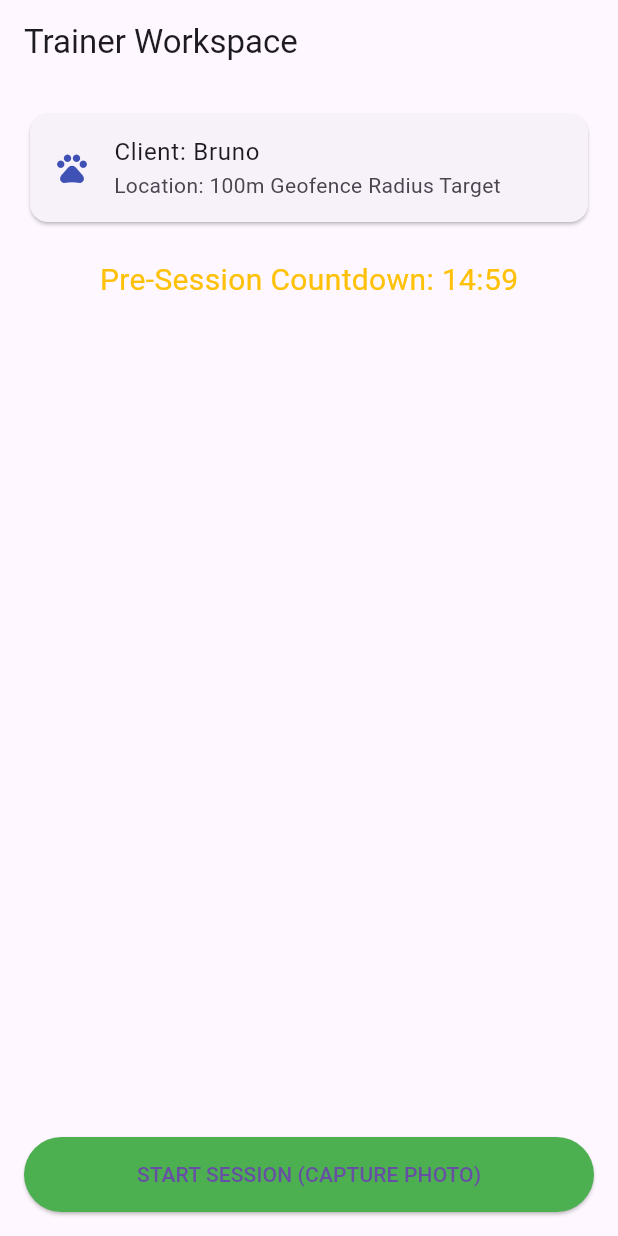
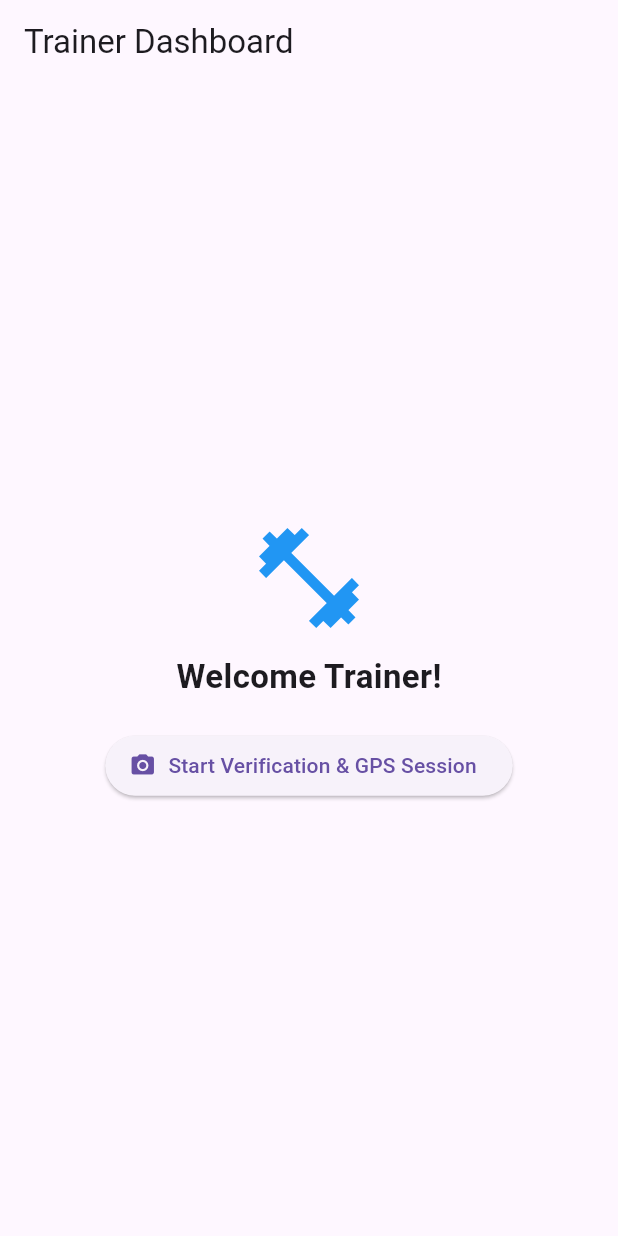
Before and after one commit to harshjain883/dog-training-system, a Flutter app: the TrainerHomeScreen screen opened directly, on a phone screen of 412 x 824 dp. Run offline on Flutter 3.47's test engine with Material 3 defaults, Android fonts, the phone set to English and light mode, and no system bars; our stand-ins replace camera, geolocator.

Commit message:
Update trainer_home_screen.dart

```diff
--- a/mobile_apps/dog_trainer_app/lib/screens/trainer_home_screen.dart
+++ b/mobile_apps/dog_trainer_app/lib/screens/trainer_home_screen.dart
@@ -1,85 +1,25 @@
-import 'dart:async';
 import 'package:flutter/material.dart';
 
-class TrainerHomeScreen extends StatefulWidget {
+class TrainerHomeScreen extends StatelessWidget {
   const TrainerHomeScreen({super.key});
-
-  @override
-  State<TrainerHomeScreen> createState() => _TrainerHomeScreenState();
-}
-
-class _TrainerHomeScreenState extends State<TrainerHomeScreen> {
-  int _preSessionSeconds = 900;
-  int _sessionSeconds = 1800;
-  Timer? _timer;
-  bool _isSessionActive = false;
-
-  @override
-  void initState() {
-    super.initState();
-    _startPreSessionCountdown();
-  }
-
-  void _startPreSessionCountdown() {
-    _timer = Timer.periodic(const Duration(seconds: 1), (timer) {
-      if (_preSessionSeconds > 0) {
-        setState(() => _preSessionSeconds--);
-      } else {
-        _timer?.cancel();
-      }
-    });
-  }
-
-  void _startLiveSession() {
-    setState(() => _isSessionActive = true);
-    _timer = Timer.periodic(const Duration(seconds: 1), (timer) {
-      if (_sessionSeconds > 0) {
-        setState(() => _sessionSeconds--);
-      } else {
-        _timer?.cancel();
-      }
-    });
-  }
-
-  String _formatTime(int seconds) {
-    final m = seconds ~/ 60;
-    final s = seconds % 60;
-    return '${m.toString().padLeft(2, '0')}:${s.toString().padLeft(2, '0')}';
-  }
 
   @override
   Widget build(BuildContext context) {
     return Scaffold(
-      appBar: AppBar(title: const Text("Trainer Workspace")),
-      body: Padding(
-        padding: const EdgeInsets.all(16.0),
+      appBar: AppBar(title: const Text('Trainer Dashboard')),
+      body: Center(
         child: Column(
+          mainAxisAlignment: MainAxisAlignment.center,
           children: [
-            const Card(
-              child: ListTile(
-                leading: Icon(Icons.pets, color: Colors.indigo),
-                title: Text("Client: Bruno"),
-                subtitle: Text("Location: 100m Geofence Radius Target"),
-              ),
+            const Icon(Icons.fitness_center, size: 80, color: Colors.blue),
+            const SizedBox(height: 10),
+            const Text('Welcome Trainer!', style: TextStyle(fontSize: 22, fontWeight: FontWeight.bold)),
+            const SizedBox(height: 20),
+            ElevatedButton.icon(
+              onPressed: () {},
+              icon: const Icon(Icons.camera_alt),
+              label: const Text('Start Verification & GPS Session'),
             ),
-            const SizedBox(height: 20),
-            if (!_isSessionActive) ...[
-              Text("Pre-Session Countdown: ${_formatTime(_preSessionSeconds)}", style: const TextStyle(fontSize: 20, color: Colors.amber)),
-              const Spacer(),
-              ElevatedButton(
-                onPressed: _startLiveSession,
-                style: ElevatedButton.styleFrom(backgroundColor: Colors.green, minimumSize: const Size.fromHeight(50)),
-                child: const Text("START SESSION (CAPTURE PHOTO)"),
-              )
-            ] else ...[
-              Text("Session Time Left: ${_formatTime(_sessionSeconds)}", style: const TextStyle(fontSize: 24, color: Colors.green, fontWeight: FontWeight.bold)),
-              const Spacer(),
-              ElevatedButton(
-                onPressed: () {},
-                style: ElevatedButton.styleFrom(backgroundColor: Colors.red, minimumSize: const Size.fromHeight(50)),
-                child: const Text("END SESSION (CAPTURE PHOTO)"),
-              )
-            ]
           ],
         ),
       ),
```
